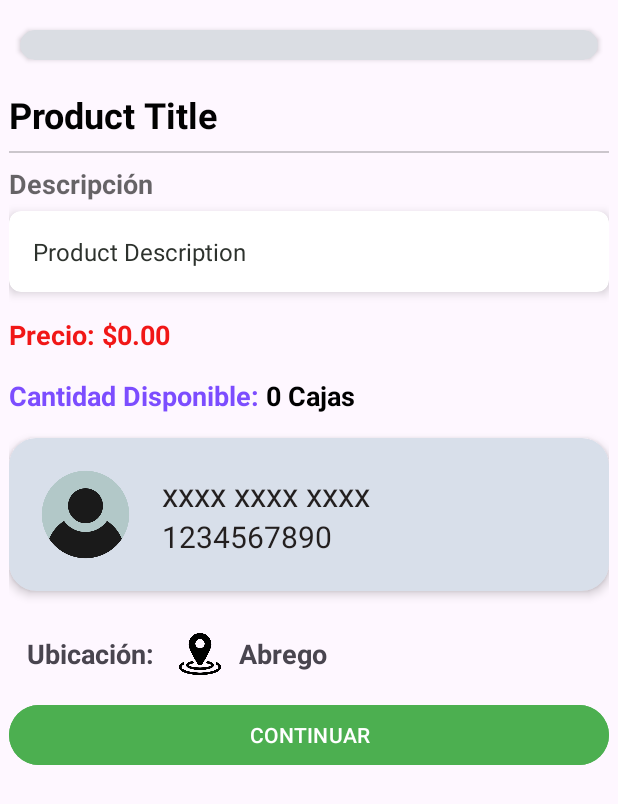
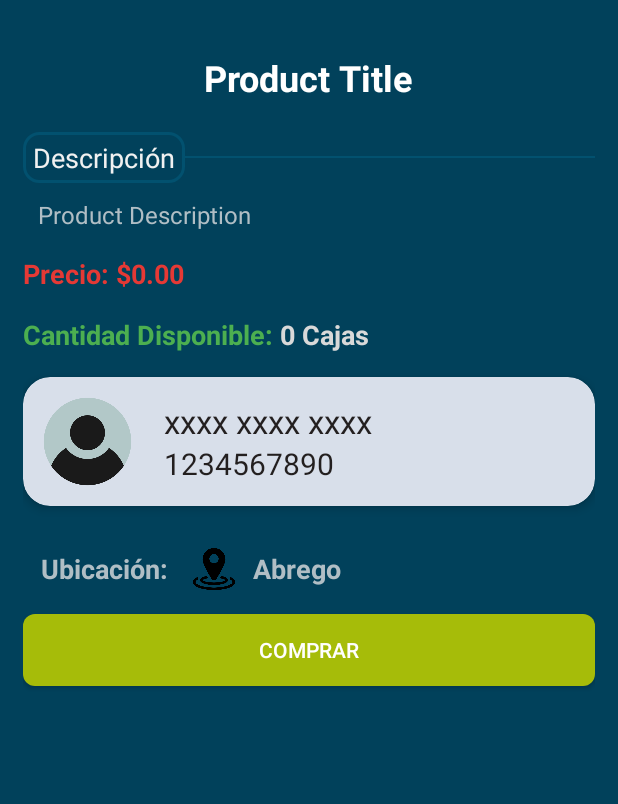
Before and after one commit to darwingpacheco/agroVenta, an Android app: the layout activity_product_detail.xml on its own in the app's theme, with its tools: preview values and no code run, on a phone screen of 412 x 824 dp. Shown: the top 804 px of the screen. Run offline under Robolectric (Android 15) with nearby library versions, the phone set to English and light mode, and no system bars.

Commit message:
se modifica la vista de vender producto

```diff
--- /dev/null
+++ b/app/src/main/res/drawable/spinner2.xml
@@ -0,0 +1,6 @@
+<TextView xmlns:android="http://schemas.android.com/apk/res/android"
+    android:layout_width="match_parent"
+    android:layout_height="wrap_content"
+    android:padding="8dp"
+    android:textColor="@color/black"
+    android:textSize="16sp" />
--- /dev/null
+++ b/app/src/main/res/drawable/textm.xml
@@ -0,0 +1,21 @@
+<shape xmlns:android="http://schemas.android.com/apk/res/android"
+    android:shape="rectangle">
+
+    <!-- Fondo transparente -->
+    <solid android:color="@android:color/transparent" />
+
+    <!-- Borde -->
+    <stroke
+        android:width="2dp"
+        android:color="#02516F" /> <!-- Color del borde -->
+
+    <!-- Esquinas redondeadas -->
+    <corners android:radius="10dp" />
+
+    <!-- Padding interno (opcional, se puede quitar si no se usa como fondo de un layout directamente) -->
+    <padding
+        android:left="7dp"
+        android:top="5dp"
+        android:right="7dp"
+        android:bottom="5dp" />
+</shape>
--- a/app/src/main/res/layout/activity_menu.xml
+++ b/app/src/main/res/layout/activity_menu.xml
@@ -100,9 +100,7 @@
             android:id="@+id/recyclerView"
             android:layout_width="match_parent"
             android:layout_height="match_parent"
-            android:layout_marginTop="10dp"
-            app:layout_constraintBottom_toBottomOf="parent"
-            app:layout_constraintTop_toBottomOf="@id/cardViewSpinner" />
+            android:layout_marginTop="10dp"/>
 
     </LinearLayout>
 </androidx.constraintlayout.widget.ConstraintLayout>
--- a/app/src/main/res/layout/activity_product_detail.xml
+++ b/app/src/main/res/layout/activity_product_detail.xml
@@ -2,87 +2,73 @@
 <ScrollView xmlns:android="http://schemas.android.com/apk/res/android"
     xmlns:app="http://schemas.android.com/apk/res-auto"
     android:layout_width="match_parent"
-    android:layout_height="match_parent">
+    android:layout_height="match_parent"
+    android:background="#01415B">
 
     <LinearLayout
         android:layout_width="match_parent"
         android:layout_height="match_parent"
         android:orientation="vertical"
-        android:paddingHorizontal="6dp">
+        android:padding="15dp">
 
-        <androidx.cardview.widget.CardView
+        <LinearLayout
             android:layout_width="match_parent"
             android:layout_height="wrap_content"
-            android:layout_marginLeft="7dp"
-            android:layout_marginTop="20dp"
-            android:layout_marginRight="7dp"
-            android:layout_marginBottom="20dp"
-            app:cardBackgroundColor="@color/color_text_gray2"
-            app:cardCornerRadius="10dp">
+            android:gravity="center"
+            android:orientation="vertical"
+            android:padding="10dp">
 
             <androidx.recyclerview.widget.RecyclerView
                 android:id="@+id/productImage"
                 android:layout_width="match_parent"
                 android:layout_height="wrap_content"
-                android:layout_gravity="center"
-                android:layout_marginLeft="7dp"
-                android:layout_marginTop="10dp"
-                android:layout_marginRight="7dp"
-                android:layout_marginBottom="10dp"
                 android:orientation="horizontal" />
-
-        </androidx.cardview.widget.CardView>
 
             <TextView
                 android:id="@+id/productTitle"
                 android:layout_width="wrap_content"
                 android:layout_height="wrap_content"
-            android:layout_marginBottom="8dp"
+                android:layout_marginTop="10dp"
                 android:text="Product Title"
-            android:textColor="#020202"
+                android:textColor="@color/white"
                 android:textSize="24sp"
                 android:textStyle="bold" />
+        </LinearLayout>
 
-        <View
+        <LinearLayout
             android:layout_width="match_parent"
-            android:layout_height="1dp"
-            android:layout_marginBottom="8dp"
-            android:background="@color/black_20" />
-
+            android:layout_height="wrap_content"
+            android:layout_marginTop="10dp"
+            android:layout_marginBottom="10dp"
+            android:gravity="center"
+            android:orientation="horizontal">
 
             <TextView
                 android:id="@+id/txtDescription"
                 android:layout_width="wrap_content"
                 android:layout_height="wrap_content"
-            android:layout_marginBottom="6dp"
+                android:background="@drawable/textm"
                 android:text="Descripción"
-            android:textColor="@color/black_60"
-            android:textSize="18sp"
-            android:textStyle="bold" />
+                android:textColor="#F1F1F1"
+                android:textSize="18sp" />
 
-        <androidx.cardview.widget.CardView
-            android:layout_width="match_parent"
-            android:layout_height="wrap_content"
-            android:layout_marginBottom="16dp"
-            app:cardBackgroundColor="@color/white"
-            app:cardCornerRadius="8dp"
-            app:cardElevation="4dp">
+            <View
+                android:layout_width="wrap_content"
+                android:layout_height="1dp"
+                android:background="#02516F" />
 
-            <LinearLayout
-                android:layout_width="match_parent"
-                android:layout_height="wrap_content"
-                android:orientation="vertical"
-                android:padding="16dp">
+        </LinearLayout>
+
 
         <TextView
             android:id="@+id/productDescription"
             android:layout_width="wrap_content"
             android:layout_height="wrap_content"
+            android:layout_marginStart="10dp"
+            android:layout_marginBottom="16dp"
             android:text="Product Description"
-                    android:textColor="#2D322D"
+            android:textColor="#B0BEC5"
             android:textSize="16sp" />
-            </LinearLayout>
-        </androidx.cardview.widget.CardView>
 
         <TextView
             android:id="@+id/productPrice"
@@ -90,7 +76,7 @@
             android:layout_height="wrap_content"
             android:layout_marginBottom="16dp"
             android:text="Precio: $0.00"
-            android:textColor="#F11717"
+            android:textColor="#E53935"
             android:textSize="18sp"
             android:textStyle="bold" />
 
@@ -104,7 +90,7 @@
                 android:layout_height="wrap_content"
                 android:layout_marginBottom="16dp"
                 android:text="Cantidad Disponible: "
-                android:textColor="#7C4DFF"
+                android:textColor="#4CAF50"
                 android:textSize="18sp"
                 android:textStyle="bold" />
 
@@ -114,7 +100,7 @@
                 android:layout_height="wrap_content"
                 android:layout_marginBottom="16dp"
                 android:text="0 "
-                android:textColor="#000000"
+                android:textColor="#D9D9D9"
                 android:textSize="18sp"
                 android:textStyle="bold" />
 
@@ -124,7 +110,7 @@
                 android:layout_height="wrap_content"
                 android:layout_marginBottom="16dp"
                 android:text="Cajas"
-                android:textColor="#000000"
+                android:textColor="#D9D9D9"
                 android:textSize="18sp"
                 android:textStyle="bold" />
         </LinearLayout>
@@ -142,7 +128,7 @@
                 android:layout_width="match_parent"
                 android:layout_height="wrap_content"
                 android:orientation="horizontal"
-                android:padding="16dp">
+                android:padding="8dp">
 
                 <ImageView
                     android:layout_width="70dp"
@@ -179,6 +165,7 @@
         <LinearLayout
             android:layout_width="match_parent"
             android:layout_height="wrap_content"
+            android:gravity="center_vertical"
             android:orientation="horizontal">
 
             <TextView
@@ -188,6 +175,7 @@
                 android:paddingStart="12dp"
                 android:paddingTop="12dp"
                 android:text="Ubicación: "
+                android:textColor="#B0BEC5"
                 android:textSize="18sp"
                 android:textStyle="bold" />
 
@@ -206,18 +194,20 @@
                 android:paddingStart="12dp"
                 android:paddingTop="12dp"
                 android:text="Abrego"
+                android:textColor="#B0BEC5"
                 android:textSize="18sp"
                 android:textStyle="bold" />
         </LinearLayout>
 
-        <Button
+
+        <androidx.appcompat.widget.AppCompatButton
+            android:layout_marginTop="16dp"
             android:layout_marginBottom="15dp"
             android:id="@+id/btnBuy"
             android:layout_width="match_parent"
             android:layout_height="wrap_content"
-            android:layout_marginTop="16dp"
-            android:backgroundTint="@color/colorSecondary"
-            android:text="CONTINUAR"
-            android:textColor="@android:color/white" />
+            android:background="@drawable/button2"
+            android:text="Comprar"
+            android:textColor="@color/white" />
     </LinearLayout>
 </ScrollView>
--- a/app/src/main/res/layout/item_product.xml
+++ b/app/src/main/res/layout/item_product.xml
@@ -19,8 +19,8 @@
 
         <ImageView
             android:id="@+id/product_image"
-            android:layout_width="100dp"
-            android:layout_height="100dp"
+            android:layout_width="120dp"
+            android:layout_height="120dp"
             android:scaleType="centerCrop"
             android:src="@drawable/codigo_de_contrasena"
             android:contentDescription="Producto" />
--- /dev/null
+++ b/app/src/main/res/layout/spinner.xml
@@ -0,0 +1,6 @@
+<TextView xmlns:android="http://schemas.android.com/apk/res/android"
+    android:layout_width="match_parent"
+    android:layout_height="wrap_content"
+    android:padding="8dp"
+    android:textColor="@color/black"
+    android:textSize="16sp" />
--- a/app/src/main/res/values/array.xml
+++ b/app/src/main/res/values/array.xml
@@ -9,13 +9,13 @@
     </string-array>
 
     <string-array name="optionsSell">
-        <item></item>
+        <item>Seleccione...</item>
         <item>Cosechas</item>
         <item>Derivados</item>
     </string-array>
 
     <string-array name="measureTypes">
-        <item></item>
+        <item>Seleccione...</item>
         <item>@string/Unidades</item>
         <item>@string/Bultos</item>
         <item>@string/Cajas</item>
```
Also changed, not shown: app/src/main/java/com/example/agroventa/Activity/Menu.java (+12 -6 lines), app/src/main/java/com/example/agroventa/Activity/ProductDetailActivity.java (+0 -10 lines), app/src/main/java/com/example/agroventa/Activity/SellProducto.java (+15 -0 lines), app/src/main/res/layout/activity_sell_producto.xml (+91 -155 lines), app/src/main/res/layout/textspinner.xml (added, +7 -0 lines). Lines whose indentation alone changed are shown as unchanged.
